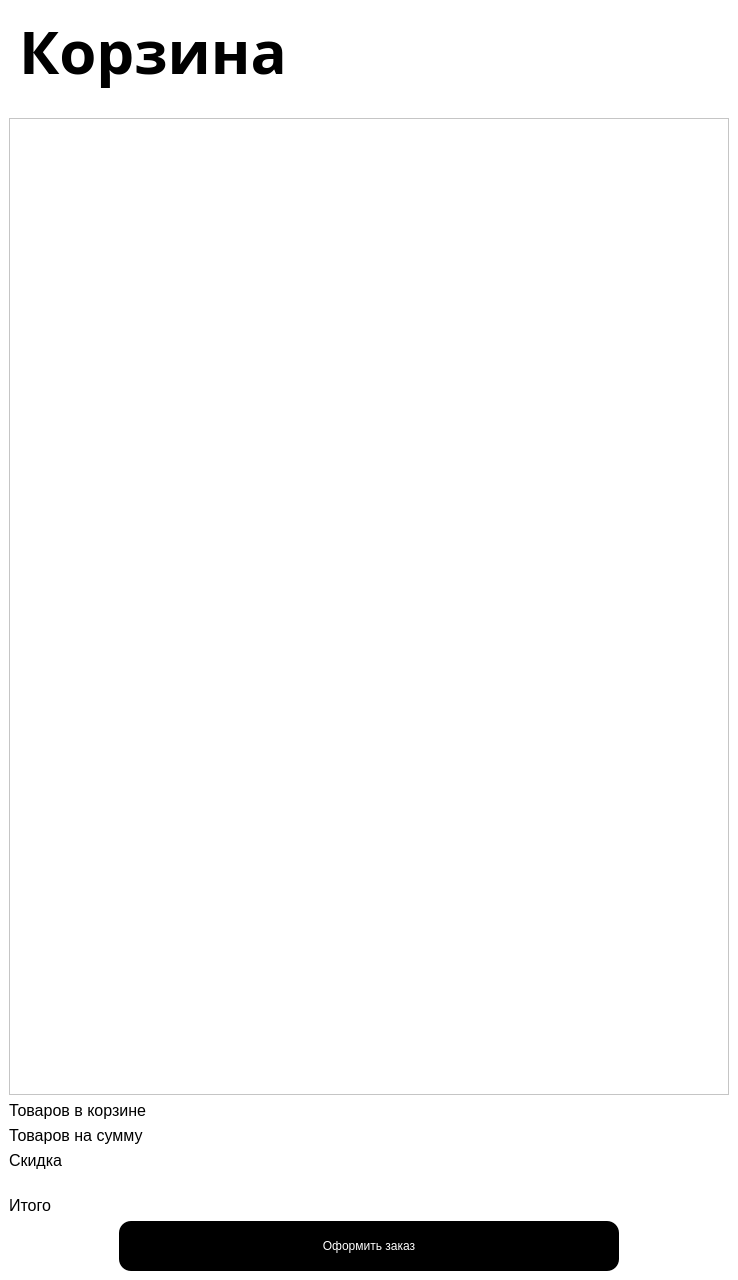
Qt form ui/card.ui (d0ggzi/smart-mirror) before a commit.
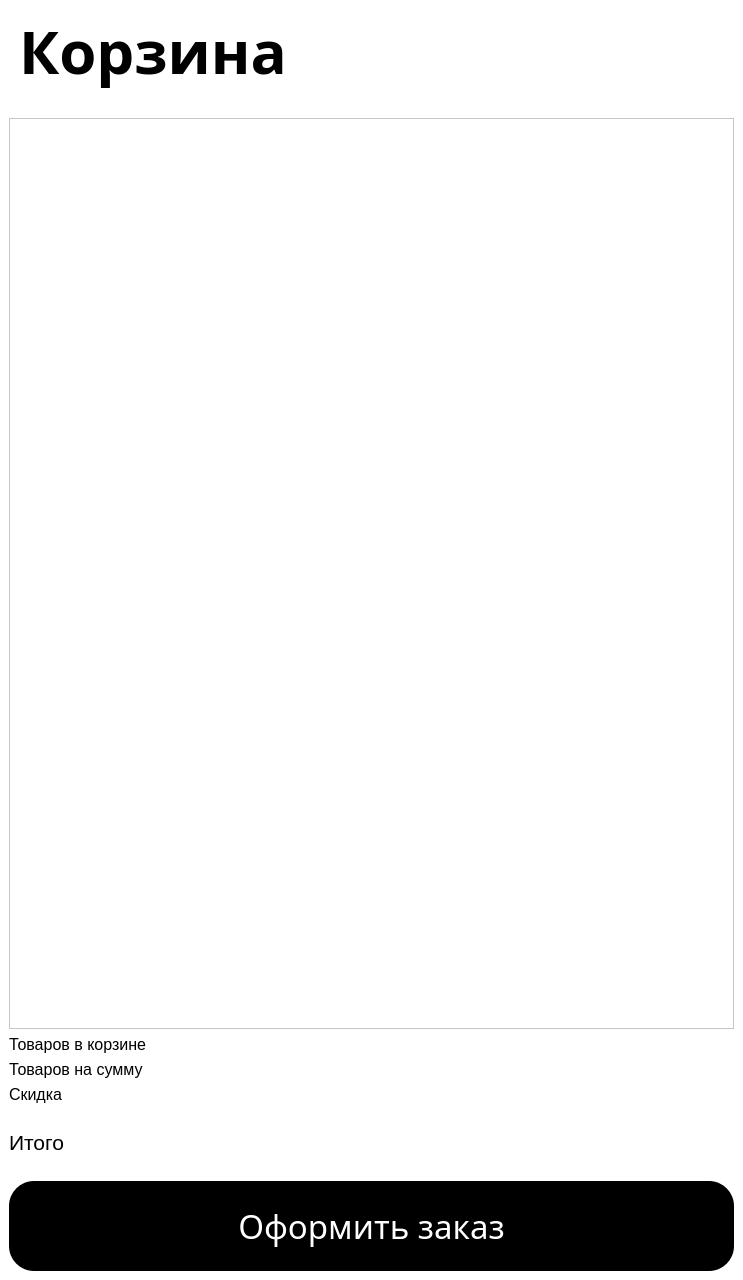
The same form after that commit. Icons and pictures are not drawn.

```diff
--- a/ui/card.ui
+++ b/ui/card.ui
@@ -17,7 +17,7 @@
    <string notr="true">background-color: white;</string>
   </property>
   <widget class="QWidget" name="centralwidget">
-   <layout class="QVBoxLayout" name="verticalLayout_3">
+   <layout class="QVBoxLayout" name="verticalLayout">
     <item>
      <layout class="QHBoxLayout" name="horizontalLayout_6">
       <property name="spacing">
@@ -141,12 +141,12 @@
          <x>0</x>
          <y>0</y>
          <width>722</width>
-         <height>943</height>
+         <height>868</height>
         </rect>
        </property>
        <layout class="QVBoxLayout" name="verticalLayout_2">
         <item>
-         <layout class="QGridLayout" name="gridLayout_3"/>
+         <layout class="QVBoxLayout" name="verticalLayout_3"/>
         </item>
        </layout>
       </widget>
@@ -268,10 +268,12 @@
      </spacer>
     </item>
     <item>
+     <layout class="QHBoxLayout" name="horizontalLayout_4">
+      <item>
      <widget class="QLabel" name="label_6">
       <property name="font">
        <font>
-        <pointsize>12</pointsize>
+          <pointsize>16</pointsize>
        </font>
       </property>
       <property name="styleSheet">
@@ -282,30 +284,70 @@
       </property>
      </widget>
     </item>
-    <item alignment="Qt::AlignHCenter">
+      <item>
+       <widget class="QLabel" name="label_9">
+        <property name="styleSheet">
+         <string notr="true">color: black;</string>
+        </property>
+        <property name="text">
+         <string/>
+        </property>
+        <property name="alignment">
+         <set>Qt::AlignRight|Qt::AlignTrailing|Qt::AlignVCenter</set>
+        </property>
+       </widget>
+      </item>
+     </layout>
+    </item>
+    <item>
+     <spacer name="verticalSpacer_3">
+      <property name="orientation">
+       <enum>Qt::Vertical</enum>
+      </property>
+      <property name="sizeType">
+       <enum>QSizePolicy::Fixed</enum>
+      </property>
+      <property name="sizeHint" stdset="0">
+       <size>
+        <width>300</width>
+        <height>20</height>
+       </size>
+      </property>
+     </spacer>
+    </item>
+    <item>
      <widget class="QPushButton" name="pushButton">
       <property name="enabled">
        <bool>true</bool>
       </property>
       <property name="minimumSize">
        <size>
-        <width>500</width>
-        <height>50</height>
+        <width>725</width>
+        <height>90</height>
        </size>
       </property>
       <property name="maximumSize">
        <size>
-        <width>500</width>
+        <width>725</width>
         <height>16777215</height>
        </size>
       </property>
+      <property name="font">
+       <font>
+        <family>MS Reference Sans Serif</family>
+        <pointsize>25</pointsize>
+        <weight>50</weight>
+        <italic>false</italic>
+        <bold>false</bold>
+       </font>
+      </property>
       <property name="layoutDirection">
        <enum>Qt::LeftToRight</enum>
       </property>
       <property name="styleSheet">
        <string notr="true">background: black;
-font: 14pt &quot;MS Reference Sans Serif&quot;;
-border-radius: 12px;
+font: 25pt &quot;MS Reference Sans Serif&quot;;
+border-radius: 25px;
 color: white;</string>
       </property>
       <property name="text">
```
Left out of the diff: 2 changed lines with no effect on the pictures. Lines whose indentation alone changed are shown as unchanged.
